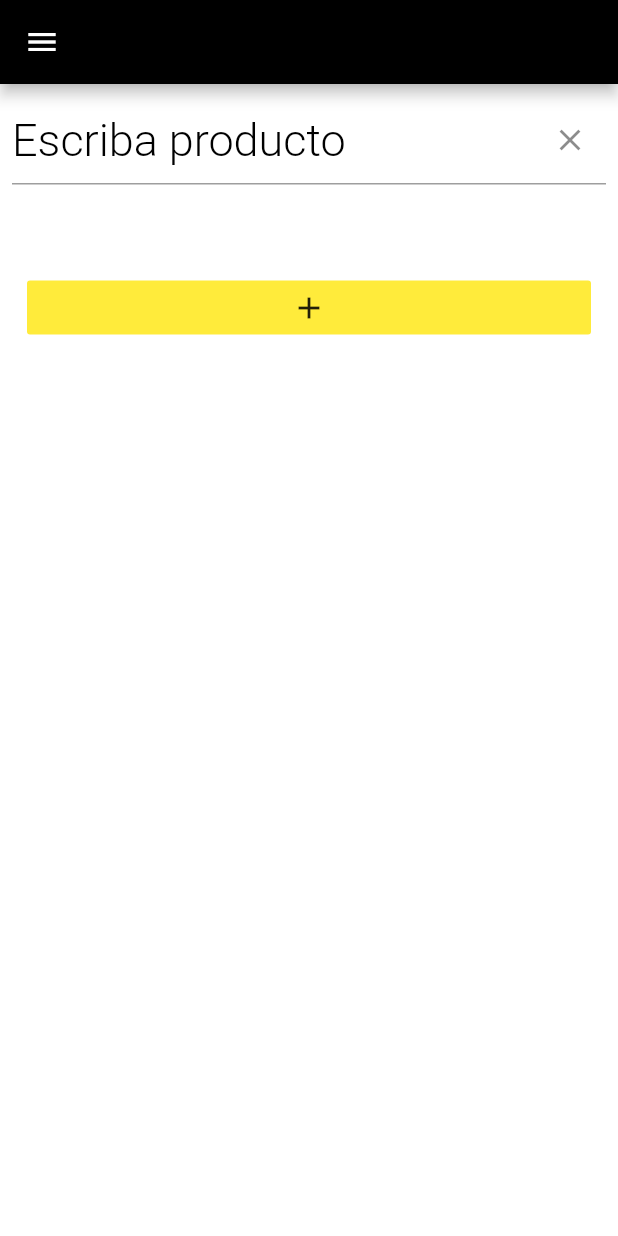
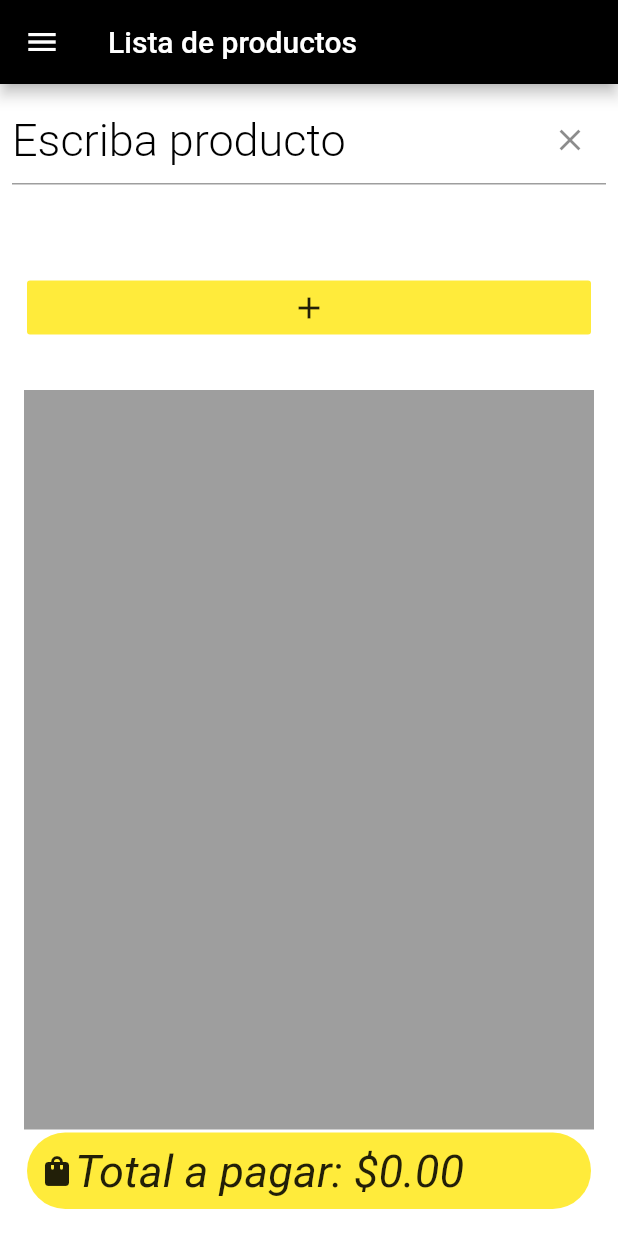
Before and after one commit to tomasignac88/Carrito-de-compra, a Flutter app: the PageList screen opened directly, on a phone screen of 412 x 824 dp. Run offline on Flutter 3.47's test engine with Material 2 defaults, Android fonts, the phone set to English and light mode, and no system bars; our stand-ins replace badges, shared_preferences; missing offline and left inert: sweetalert; accounts and stored records are empty.

Commit message:
se agrega funcionalidad de suma de precios, se hace compeltamente responsive, se mejora modulado de codigo

```diff
--- a/lib/modelo/Products.dart
+++ b/lib/modelo/Products.dart
@@ -1,9 +1,11 @@
 import 'package:flutter/material.dart';
 
 class Product {
+  int id;
   String name;
   bool value;
   Color color;
+  double price;
 
-  Product({this.name, this.value});
+  Product({this.name, this.value, this.id, this.price});
 }
--- a/lib/pages/pages_list.dart
+++ b/lib/pages/pages_list.dart
@@ -1,7 +1,6 @@
 import 'package:kart_list/modelo/Products.dart';
 import 'package:shared_preferences/shared_preferences.dart';
 import 'package:badges/badges.dart';
-import 'dart:convert';
 import 'package:flutter/material.dart';
 import 'package:sweetalert/sweetalert.dart';
 
@@ -16,6 +15,8 @@ class _PageListState extends State<PageList> {
   List<Product> _kart_list = List();
   List<String> listProducts = List();
   String producto;
+  String price;
+  double _total = 0;
   bool _sharedpreferences = true;
   TextEditingController _controllerTextEditing;
   @override
@@ -26,13 +27,117 @@ class _PageListState extends State<PageList> {
   @override
   Widget build(BuildContext context) {
     final _screensize = MediaQuery.of(context).size;
-    Product product = Product();
     return Scaffold(
       appBar: AppBar(
         backgroundColor: Colors.black,
-        title: Text(""),
+        title: Text("Lista de productos"),
       ),
-      drawer: Drawer(
+      drawer: drawer(),
+      backgroundColor: Colors.white,
+      body: Padding(
+        padding: const EdgeInsets.all(8.0),
+        child: Container(
+          width: _screensize.width,
+          height: _screensize.height,
+          child: Column(
+            children: [
+              textfield(),
+              Expanded(
+                  flex: 3,
+                  child: Padding(
+                    padding: const EdgeInsets.all(8.0),
+                    child: Container(
+                        child: _sharedpreferences
+                            ? productsSave()
+                            : boxlistproducts()),
+                  ))
+            ],
+          ),
+        ),
+      ),
+    );
+  }
+
+  Widget listproducts() {
+    return Container(
+      child: ListView.builder(
+          padding: const EdgeInsets.all(8),
+          itemCount: _kart_list.length,
+          itemBuilder: (BuildContext context, int index) {
+            return Padding(
+              padding: const EdgeInsets.all(8.0),
+              child: Container(
+                color: _kart_list[index].color,
+                child: Row(
+                  children: [
+                    Expanded(
+                        flex: 3,
+                        child: Padding(
+                          padding: const EdgeInsets.all(8.0),
+                          child: Badge(
+                              badgeContent: GestureDetector(
+                                child: Icon(Icons.clear),
+                                onTap: () {
+                                  setState(() {
+                                    _total = _total - _kart_list[index].price;
+                                    _kart_list.removeAt(index);
+                                  });
+                                },
+                              ),
+                              badgeColor: Colors.yellow,
+                              child: Container(
+                                child: CheckboxListTile(
+                                  checkColor: Colors.black,
+                                  title: Text(_kart_list[index].name),
+                                  value: _kart_list[index].value,
+                                  onChanged: (bool value) {
+                                    setState(() {
+                                      _kart_list[index].value = value;
+                                      if (value) {
+                                        _kart_list[index].color = Colors.green;
+                                      } else {
+                                        _kart_list[index].color = Colors.white;
+                                      }
+                                    });
+                                  },
+                                ),
+                              )),
+                        )),
+                    Expanded(
+                      child: Padding(
+                        padding: const EdgeInsets.all(8.0),
+                        child: TextField(
+                          controller: _controllerTextEditing,
+                          style: TextStyle(fontSize: 20),
+                          decoration: InputDecoration(
+                            hintText: "\$ 0.00",
+                            hintStyle: TextStyle(
+                                fontWeight: FontWeight.w300,
+                                color: Colors.black),
+                          ),
+                          onChanged: (texto) {
+                            setState(() {
+                              _kart_list[index].price = double.parse(texto);
+                              _total = 0;
+                              for (var i = 0; i < _kart_list.length; i++) {
+                                _total += _kart_list[i].price;
+                              }
+                            });
+                          },
+                        ),
+                      ),
+                    ),
+                  ],
+                ),
+              ),
+            );
+          }),
+    );
+  }
+
+  Drawer drawer() {
+    final _screensize = MediaQuery.of(context).size;
+    return Drawer(
       child: ListView(
         children: [
           DrawerHeader(
@@ -57,8 +162,7 @@ class _PageListState extends State<PageList> {
                   ),
                   onPressed: () {
                     SweetAlert.show(context,
-                          title: "Lista limpia!",
-                          style: SweetAlertStyle.success);
+                        title: "Lista limpia!", style: SweetAlertStyle.success);
                     setState(() {
                       _kart_list.clear();
                     });
@@ -77,26 +181,23 @@ class _PageListState extends State<PageList> {
                   ),
                   onPressed: () {
                     SweetAlert.show(context,
-                          title: "Lista limpia!",
-                          style: SweetAlertStyle.success);
+                        title: "Lista limpia!", style: SweetAlertStyle.success);
                     setState(() {
                       _kart_list.clear();
+                      _total = 0;
                     });
                   })
             ]),
           ),
         ],
       ),
-      ),
-      backgroundColor: Colors.white,
-      body: Padding(
-        padding: const EdgeInsets.all(8.0),
+    );
+  }
+
+  Widget textfield() {
+    Product product = Product();
+    return Expanded(
       child: Container(
-          child: Column(
-            children: [
-              Expanded(
-                child: Container(
-                  // color: Colors.red,
         child: Column(
           children: [
             Expanded(
@@ -106,10 +207,11 @@ class _PageListState extends State<PageList> {
                 decoration: InputDecoration(
                     hintText: "Escriba producto",
                     hintStyle: TextStyle(
-                                  fontWeight: FontWeight.w300,
-                                  color: Colors.black),
+                        fontWeight: FontWeight.w300, color: Colors.black),
                     suffixIcon: IconButton(
-                                onPressed: () => _controllerTextEditing.clear(),
+                      onPressed: () {
+                        _controllerTextEditing.clear();
+                      },
                       icon: Icon(Icons.clear),
                     )),
                 onChanged: (texto) {
@@ -138,11 +240,8 @@ class _PageListState extends State<PageList> {
                                     product.value = false;
                                     product.color = Colors.white;
                                     _kart_list.add(product);
-                                              // print("kart_list new :" +
-                                              //     _kart_list.toString());
-                                              // print(listProducts);
-                                              addStringToSF(
-                                                  producto, listProducts);
+                                    addStringToSF(producto, listProducts);
+                                    FocusScope.of(context).unfocus();
                                   });
                                 })),
                       ),
@@ -154,147 +253,83 @@ class _PageListState extends State<PageList> {
           ],
         ),
       ),
-              ),
+    );
+  }
+
+  Widget boxlistproducts() {
+    return Container(
+      child: Column(
+        mainAxisAlignment: MainAxisAlignment.end,
+        crossAxisAlignment: CrossAxisAlignment.end,
+        children: [
           Expanded(
             flex: 3,
+            child: Container(
+              color: Colors.grey,
+              child: Column(
+                children: [
+                  Expanded(child: listproducts()),
+                ],
+              ),
+            ),
+          ),
+          Padding(
+            padding: const EdgeInsets.all(2.0),
+            child: Container(
+              decoration: BoxDecoration(
+                  borderRadius: BorderRadius.circular(30),
+                  color: Colors.yellow),
               child: Padding(
                 padding: const EdgeInsets.all(8.0),
-                    child: Container(
-                      // color: Colors.blue,
-                      // child: getStringValuesSF() != []
-                      child: _sharedpreferences
-                          ? FutureBuilder(
+                child: Row(
+                  mainAxisAlignment: MainAxisAlignment.center,
+                  children: [
+                    Icon(Icons.shopping_bag),
+                    Expanded(
+                      child: Text(
+                        "Total a pagar: \$" + _total.toStringAsFixed(2),
+                        style: TextStyle(
+                            fontSize: 30, fontStyle: FontStyle.italic),
+                      ),
+                    ),
+                  ],
+                ),
+              ),
+            ),
+          )
+        ],
+      ),
+    );
+  }
+
+  Widget productsSave() {
+    return Container(
+      child: FutureBuilder(
           future: getStringValuesSF(),
           builder: (context, snapshot) {
             if (snapshot.hasData) {
               _sharedpreferences = false;
+              int i = 0;
+              //seteo los productos guardados en la lista karrito
               for (var item in snapshot.data) {
                 Product temp = new Product();
+                temp.id = i;
                 temp.name = item;
                 temp.color = Colors.white;
                 temp.value = false;
                 _kart_list.add(temp);
+                i++;
               }
               // print(_kart_list);
-                                  return ListView.builder(
-                                      padding: const EdgeInsets.all(8),
-                                      itemCount: _kart_list.length,
-                                      itemBuilder:
-                                          (BuildContext context, int index) {
-                                        return Padding(
-                                          padding: const EdgeInsets.all(8.0),
-                                          child: Container(
-                                            color: Colors.white,
-                                            child: Row(
-                                              children: [
+              return Column(children: [
                 Expanded(
-                                                    child: Badge(
-                                                  badgeContent: GestureDetector(
-                                                    child: Icon(Icons.clear),
-                                                    onTap: () {
-                                                      setState(() {
-                                                        this
-                                                            ._kart_list
-                                                            .removeAt(index);
-                                                      });
-                                                    },
+                  child: Container(child: boxlistproducts()),
                 ),
-                                                  badgeColor: Colors.blue,
-                                                  child: Container(
-                                                    child: CheckboxListTile(
-                                                      activeColor: Colors.green,
-                                                      checkColor: Colors.black,
-                                                      title: Text(
-                                                          snapshot.data[index]),
-                                                      value: false,
-                                                      onChanged: (bool value) {
-                                                        setState(() {
-                                                          _kart_list[index]
-                                                              .value = value;
-                                                          if (value) {
-                                                            _kart_list[index]
-                                                                    .color =
-                                                                Colors.green;
-                                                          } else {
-                                                            _kart_list[index]
-                                                                    .color =
-                                                                Colors.white;
-                                                          }
-                                                        });
-                                                      },
-                                                      secondary: Icon(Icons
-                                                          .insert_emoticon),
-                                                    ),
-                                                  ),
-                                                )),
-                                              ],
-                                            ),
-                                          ),
-                                        );
-                                      });
+              ]);
             } else {
               return CircularProgressIndicator();
             }
-                              })
-                          : ListView.builder(
-                              padding: const EdgeInsets.all(8),
-                              itemCount: _kart_list.length,
-                              itemBuilder: (BuildContext context, int index) {
-                                return Padding(
-                                  padding: const EdgeInsets.all(8.0),
-                                  child: Container(
-                                    color: _kart_list[index].color,
-                                    child: Row(
-                                      children: [
-                                        Expanded(
-                                            child: Badge(
-                                                badgeContent: GestureDetector(
-                                                  child: Icon(Icons.clear),
-                                                  onTap: () {
-                                                    setState(() {
-                                                      _kart_list
-                                                          .removeAt(index);
-                                                    });
-                                                  },
-                                                ),
-                                                badgeColor: Colors.blue,
-                                                child: Container(
-                                                  child: CheckboxListTile(
-                                                    checkColor: Colors.black,
-                                                    title: Text(
-                                                        _kart_list[index].name),
-                                                    value:
-                                                        _kart_list[index].value,
-                                                    onChanged: (bool value) {
-                                                      setState(() {
-                                                        _kart_list[index]
-                                                            .value = value;
-                                                        if (value) {
-                                                          _kart_list[index]
-                                                                  .color =
-                                                              Colors.green;
-                                                        } else {
-                                                          _kart_list[index]
-                                                                  .color =
-                                                              Colors.white;
-                                                        }
-                                                      });
-                                                    },
-                                                    secondary: Icon(
-                                                        Icons.insert_emoticon),
-                                                  ),
-                                                ))),
-                                      ],
-                                    ),
-                                  ),
-                                );
           }),
-                    ),
-                  ))
-            ],
-          ),
-        ),
-      ),
     );
   }
 }
```
Lines whose indentation alone changed are shown as unchanged.
